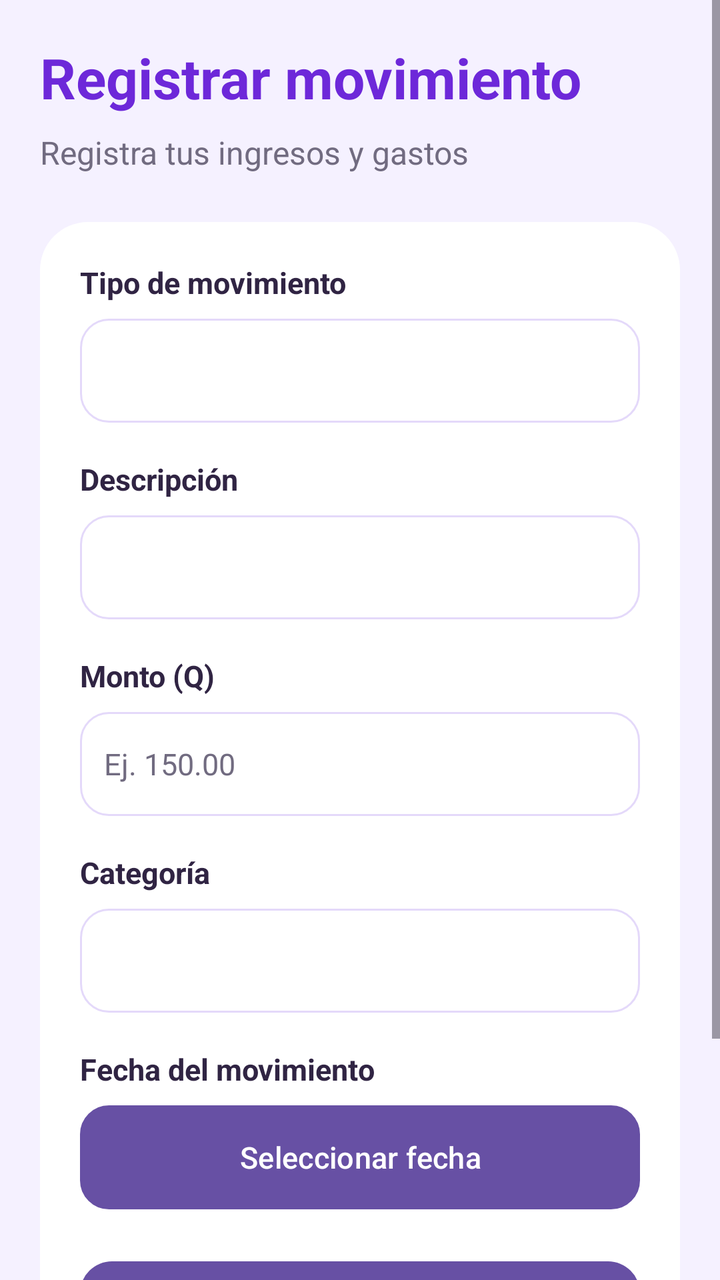
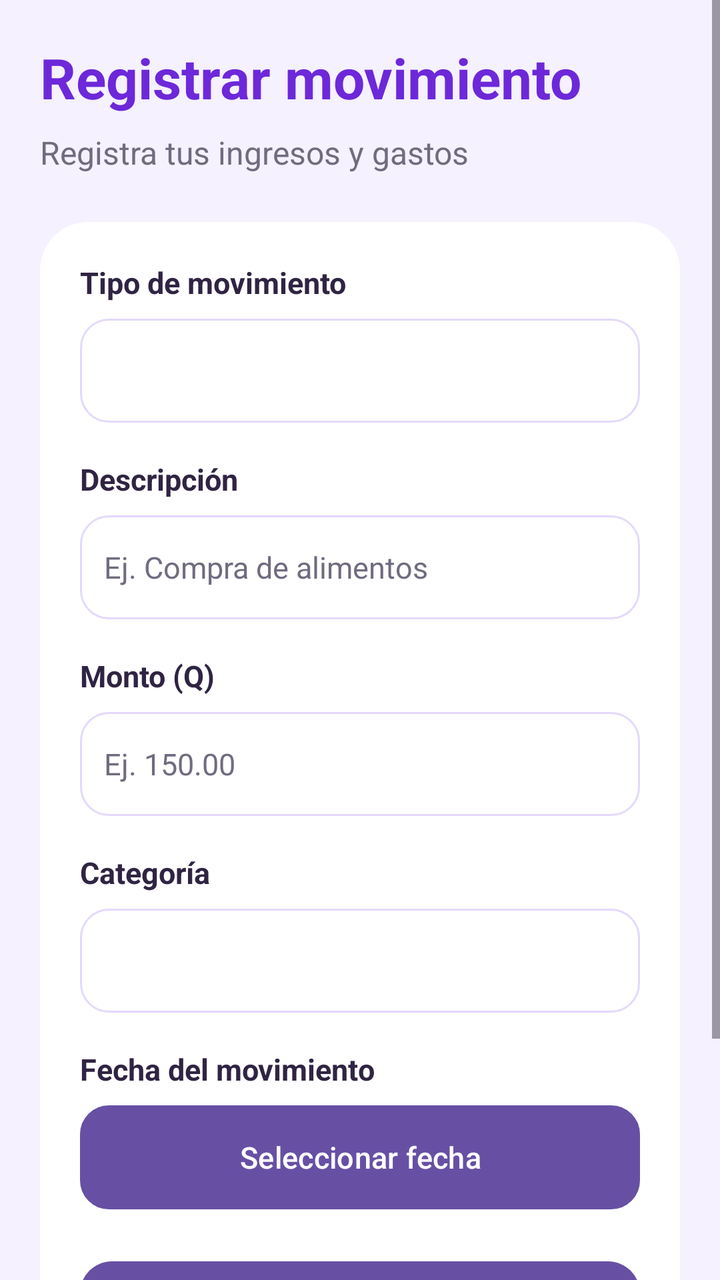

Before-and-after screenshots of an Android layout around one commit, followed by the original layout XML and the change that was made.
<!-- AndroidManifest.xml: application theme Theme.ControlMoney -->
<!-- res/layout/activity_registrar_movimiento.xml -->
<?xml version="1.0" encoding="utf-8"?>
<ScrollView xmlns:android="http://schemas.android.com/apk/res/android"
    android:layout_width="match_parent"
    android:layout_height="match_parent"
    android:background="#F5F1FF"
    android:fillViewport="true">

    <LinearLayout
        android:layout_width="match_parent"
        android:layout_height="wrap_content"
        android:orientation="vertical"
        android:padding="20dp">

        <TextView
            android:layout_width="match_parent"
            android:layout_height="wrap_content"
            android:text="Registrar movimiento"
            android:textColor="#6D28D9"
            android:textSize="28sp"
            android:textStyle="bold"
            android:layout_marginBottom="8dp" />

        <TextView
            android:layout_width="match_parent"
            android:layout_height="wrap_content"
            android:text="Registra tus ingresos y gastos"
            android:textColor="#716B80"
            android:textSize="16sp"
            android:layout_marginBottom="24dp" />

        <LinearLayout
            android:layout_width="match_parent"
            android:layout_height="wrap_content"
            android:background="@drawable/fondo_tarjeta"
            android:orientation="vertical"
            android:padding="20dp">

            <TextView
                android:layout_width="match_parent"
                android:layout_height="wrap_content"
                android:text="Tipo de movimiento"
                android:textColor="#302443"
                android:textSize="15sp"
                android:textStyle="bold"
                android:layout_marginBottom="8dp" />

            <Spinner
                android:id="@+id/spTipoMovimiento"
                android:layout_width="match_parent"
                android:layout_height="52dp"
                android:background="@drawable/fondo_campo"
                android:padding="8dp" />

            <TextView
                android:layout_width="match_parent"
                android:layout_height="wrap_content"
                android:text="Descripción"
                android:textColor="#302443"
                android:textSize="15sp"
                android:textStyle="bold"
                android:layout_marginTop="18dp"
                android:layout_marginBottom="8dp" />

            <EditText
                android:id="@+id/etDescripcionMovimiento"
                android:layout_width="match_parent"
                android:layout_height="52dp"
                android:background="@drawable/fondo_campo"
                android:hint=""
                android:inputType="textCapSentences"
                android:padding="12dp"
                android:textColor="#302443"
                android:textColorHint="#716B80"
                android:textSize="15sp" />

            <TextView
                android:layout_width="match_parent"
                android:layout_height="wrap_content"
                android:text="Monto (Q)"
                android:textColor="#302443"
                android:textSize="15sp"
                android:textStyle="bold"
                android:layout_marginTop="18dp"
                android:layout_marginBottom="8dp" />

            <EditText
                android:id="@+id/etMontoMovimiento"
                android:layout_width="match_parent"
                android:layout_height="52dp"
                android:background="@drawable/fondo_campo"
                android:hint="Ej. 150.00"
                android:inputType="numberDecimal"
                android:padding="12dp"
                android:textColor="#302443"
                android:textColorHint="#716B80"
                android:textSize="15sp" />

            <TextView
                android:layout_width="match_parent"
                android:layout_height="wrap_content"
                android:text="Categoría"
                android:textColor="#302443"
                android:textSize="15sp"
                android:textStyle="bold"
                android:layout_marginTop="18dp"
                android:layout_marginBottom="8dp" />

            <Spinner
                android:id="@+id/spCategoriaMovimiento"
                android:layout_width="match_parent"
                android:layout_height="52dp"
                android:background="@drawable/fondo_campo"
                android:padding="8dp" />

            <TextView
                android:layout_width="match_parent"
                android:layout_height="wrap_content"
                android:text="Fecha del movimiento"
                android:textColor="#302443"
                android:textSize="15sp"
                android:textStyle="bold"
                android:layout_marginTop="18dp"
                android:layout_marginBottom="8dp" />

            <Button
                android:id="@+id/btnFechaMovimiento"
                android:layout_width="match_parent"
                android:layout_height="52dp"
                android:background="@drawable/fondo_campo"
                android:backgroundTint="#FFFFFF"
                android:text="Seleccionar fecha"
                android:textAllCaps="false"
                android:textColor="#FFFFFF"
                android:textSize="15sp" />

            <Button
                android:id="@+id/btnGuardarMovimiento"
                android:layout_width="match_parent"
                android:layout_height="56dp"
                android:layout_marginTop="26dp"
                android:background="@drawable/fondo_boton_morado"
                android:backgroundTint="#6D28D9"
                android:text="Guardar movimiento"
                android:textAllCaps="false"
                android:textColor="#FFFFFF"
                android:textSize="16sp" />

            <Button
                android:id="@+id/btnCancelarMovimiento"
                android:layout_width="match_parent"
                android:layout_height="52dp"
                android:layout_marginTop="10dp"
                android:backgroundTint="#EDE4FF"
                android:text="Cancelar"
                android:textAllCaps="false"
                android:textColor="#4C1D95"
                android:textSize="16sp" />

        </LinearLayout>

    </LinearLayout>

</ScrollView>
<!-- resources referenced by this layout -->
<resources>
  <!-- drawable fondo_boton_morado (drawable) -->
  <?xml version="1.0" encoding="utf-8"?>
  <shape xmlns:android="http://schemas.android.com/apk/res/android"
      android:shape="rectangle">
  
      <solid android:color="#6D28D9" />
  
      <corners android:radius="16dp" />
  
  </shape>
  <!-- drawable fondo_campo (drawable) -->
  <?xml version="1.0" encoding="utf-8"?>
  <shape xmlns:android="http://schemas.android.com/apk/res/android"
      android:shape="rectangle">
  
      <solid android:color="#FFFFFF" />
  
      <stroke
          android:width="1dp"
          android:color="#E4D9FA" />
  
      <corners android:radius="14dp" />
  
      <padding
          android:left="12dp"
          android:top="4dp"
          android:right="12dp"
          android:bottom="4dp" />
  
  </shape>
  <!-- drawable fondo_tarjeta (drawable) -->
  <?xml version="1.0" encoding="utf-8"?>
  <shape xmlns:android="http://schemas.android.com/apk/res/android"
      android:shape="rectangle">
  
      <solid android:color="#FFFFFF" />
  
      <corners android:radius="24dp" />
  
  </shape>
  <style name="Theme.ControlMoney" parent="Base.Theme.ControlMoney" />
  <style name="Base.Theme.ControlMoney" parent="Theme.Material3.DayNight.NoActionBar">
          
          
      </style>
</resources>

<!-- the commit's change to res/layout/activity_registrar_movimiento.xml (unified diff, before → after) -->
@@ -66,7 +66,7 @@
                 android:layout_width="match_parent"
                 android:layout_height="52dp"
                 android:background="@drawable/fondo_campo"
-                android:hint=""
+                android:hint="Ej. Compra de alimentos"
                 android:inputType="textCapSentences"
                 android:padding="12dp"
                 android:textColor="#302443"
@@ -146,6 +146,18 @@
                 android:textSize="16sp" />
 
             <Button
+                android:id="@+id/btnEliminarMovimiento"
+                android:layout_width="match_parent"
+                android:layout_height="52dp"
+                android:layout_marginTop="10dp"
+                android:backgroundTint="#FEE2E2"
+                android:text="Eliminar movimiento"
+                android:textAllCaps="false"
+                android:textColor="#B91C1C"
+                android:textSize="16sp"
+                android:visibility="gone" />
+
+            <Button
                 android:id="@+id/btnCancelarMovimiento"
                 android:layout_width="match_parent"
                 android:layout_height="52dp"
